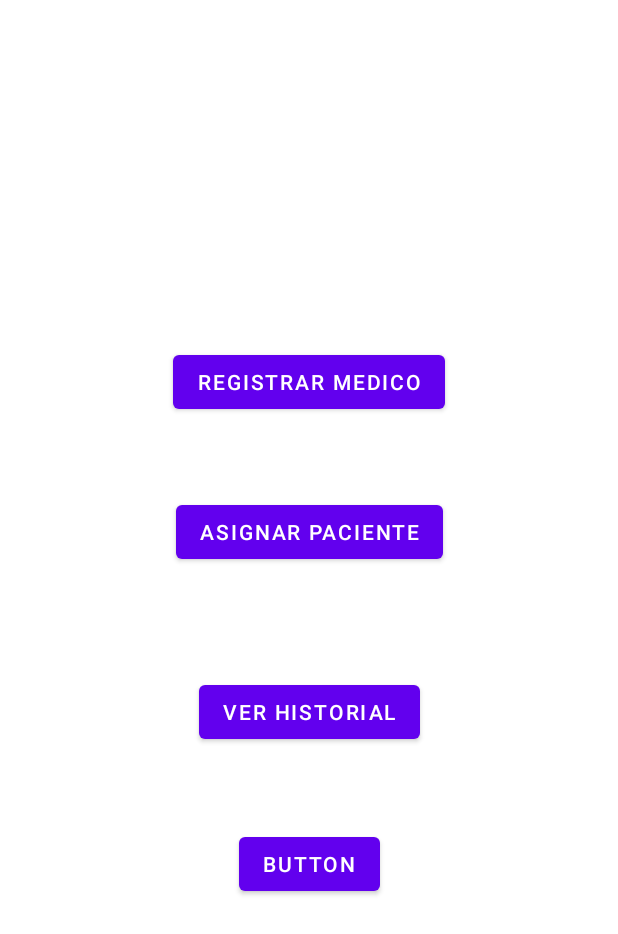
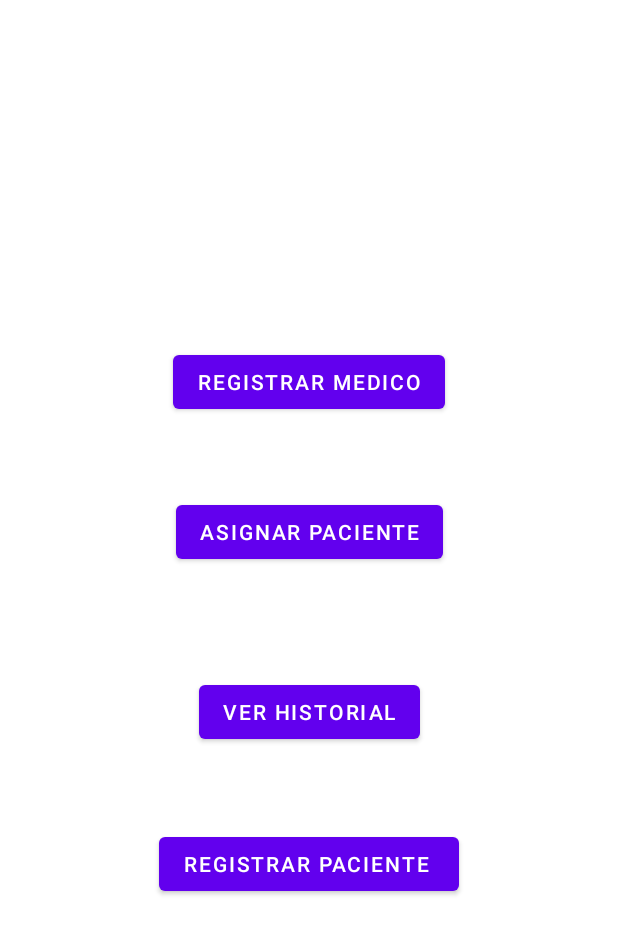
Before and after one commit to juandavid07-bot/Prueba_Desarrollo_mobile, an Android app: the Inicio screen opened directly, with no data from a screen before it, on a phone screen of 412 x 824 dp. Shown: the top 934 px of the screen. Run offline under Robolectric (Android 15) with nearby library versions, the phone set to English and light mode, and no system bars.

Commit message:
Primer commit prueba

```diff
--- a/app/src/main/res/layout/activity_inicio.xml
+++ b/app/src/main/res/layout/activity_inicio.xml
@@ -10,7 +10,7 @@
         android:id="@+id/button5"
         android:layout_width="wrap_content"
         android:layout_height="wrap_content"
-        android:text="Button"
+        android:text="Registrar paciente "
         app:layout_constraintBottom_toBottomOf="parent"
         app:layout_constraintEnd_toEndOf="parent"
         app:layout_constraintStart_toStartOf="parent"
```
